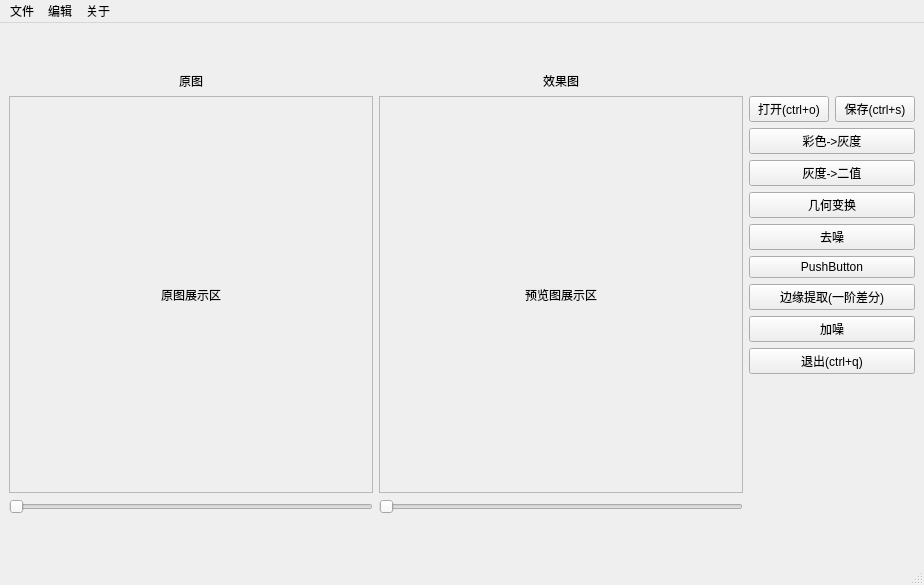
This is python_图像处理/final_work/MainWindow.ui in wjsaya/SICNU as Qt 5 draws it before an edit. The edited form follows.
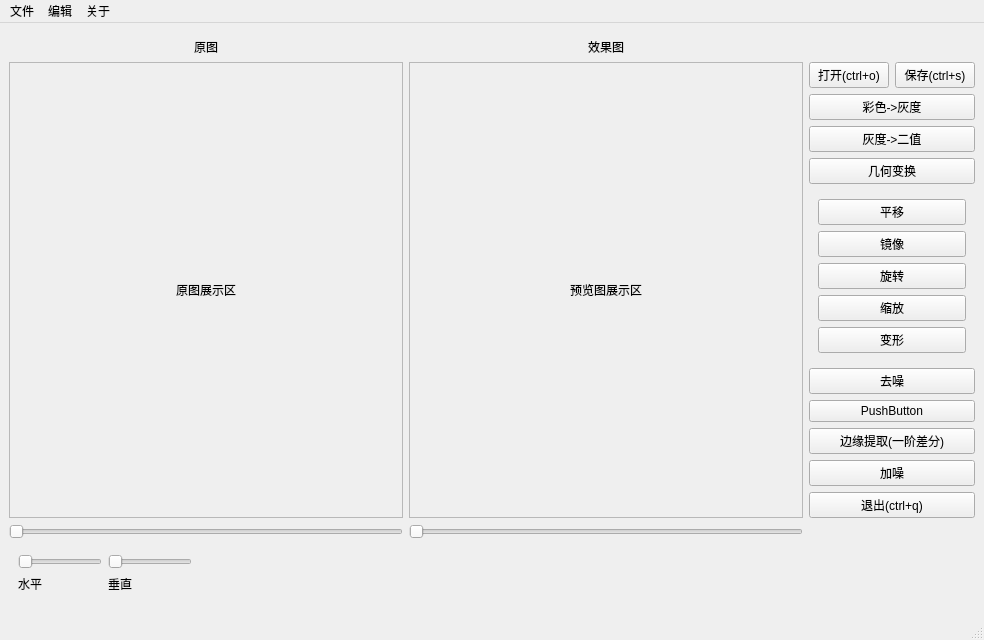
This is the edited form.

Patch:
```diff
--- a/python_图像处理/final_work/MainWindow.ui
+++ b/python_图像处理/final_work/MainWindow.ui
@@ -6,8 +6,8 @@
    <rect>
     <x>0</x>
     <y>0</y>
-    <width>924</width>
-    <height>585</height>
+    <width>984</width>
+    <height>640</height>
    </rect>
   </property>
   <property name="windowTitle">
@@ -20,7 +20,7 @@
    </size>
   </property>
   <widget class="QWidget" name="centralwidget">
-   <layout class="QVBoxLayout" name="verticalLayout_2" stretch="0,1,0">
+   <layout class="QVBoxLayout" name="verticalLayout_2" stretch="0,1,0,0">
     <item>
      <spacer name="verticalSpacer_2">
       <property name="orientation">
@@ -40,6 +40,16 @@
        <layout class="QHBoxLayout" name="img_MainLayout" stretch="0">
         <item>
          <layout class="QGridLayout" name="gridLayout" rowstretch="0,0,0">
+          <item row="0" column="1">
+           <widget class="QLabel" name="text_Prev">
+            <property name="text">
+             <string>效果图</string>
+            </property>
+            <property name="alignment">
+             <set>Qt::AlignCenter</set>
+            </property>
+           </widget>
+          </item>
           <item row="0" column="0">
            <widget class="QLabel" name="text_Origin">
             <property name="contextMenuPolicy">
@@ -53,13 +63,84 @@
             </property>
            </widget>
           </item>
-          <item row="0" column="1">
-           <widget class="QLabel" name="text_Prev">
-            <property name="text">
-             <string>效果图</string>
+          <item row="2" column="0">
+           <widget class="QSlider" name="slider_origin">
+            <property name="orientation">
+             <enum>Qt::Horizontal</enum>
             </property>
-            <property name="alignment">
-             <set>Qt::AlignCenter</set>
+           </widget>
+          </item>
+          <item row="1" column="1">
+           <widget class="QScrollArea" name="scrollArea_prev">
+            <property name="widgetResizable">
+             <bool>true</bool>
+            </property>
+            <widget class="QWidget" name="scrollAreaWidgetContents_2">
+             <property name="geometry">
+              <rect>
+               <x>0</x>
+               <y>0</y>
+               <width>387</width>
+               <height>412</height>
+              </rect>
+             </property>
+             <layout class="QVBoxLayout" name="verticalLayout_3">
+              <item>
+               <widget class="QLabel" name="img_prev">
+                <property name="cursor">
+                 <cursorShape>OpenHandCursor</cursorShape>
+                </property>
+                <property name="text">
+                 <string>预览图展示区</string>
+                </property>
+                <property name="alignment">
+                 <set>Qt::AlignCenter</set>
+                </property>
+               </widget>
+              </item>
+             </layout>
+            </widget>
+           </widget>
+          </item>
+          <item row="1" column="0">
+           <widget class="QScrollArea" name="scrollArea_origin">
+            <property name="widgetResizable">
+             <bool>true</bool>
+            </property>
+            <widget class="QWidget" name="scrollAreaWidgetContents">
+             <property name="geometry">
+              <rect>
+               <x>0</x>
+               <y>0</y>
+               <width>387</width>
+               <height>412</height>
+              </rect>
+             </property>
+             <layout class="QHBoxLayout" name="horizontalLayout_2">
+              <item>
+               <widget class="QLabel" name="img_origin">
+                <property name="cursor">
+                 <cursorShape>OpenHandCursor</cursorShape>
+                </property>
+                <property name="contextMenuPolicy">
+                 <enum>Qt::DefaultContextMenu</enum>
+                </property>
+                <property name="text">
+                 <string>原图展示区</string>
+                </property>
+                <property name="alignment">
+                 <set>Qt::AlignCenter</set>
+                </property>
+               </widget>
+              </item>
+             </layout>
+            </widget>
+           </widget>
+          </item>
+          <item row="2" column="1">
+           <widget class="QSlider" name="slider_prev">
+            <property name="orientation">
+             <enum>Qt::Horizontal</enum>
             </property>
            </widget>
           </item>
@@ -69,6 +150,9 @@
              <layout class="QHBoxLayout" name="horizontalLayout">
               <item>
                <widget class="QPushButton" name="button_open">
+                <property name="styleSheet">
+                 <string notr="true"/>
+                </property>
                 <property name="text">
                  <string>打开(ctrl+o)</string>
                 </property>
@@ -106,6 +190,47 @@
                 </property>
                </widget>
               </item>
+              <item>
+               <widget class="QWidget" name="jhbh_widget" native="true">
+                <layout class="QVBoxLayout" name="jhbh_layout">
+                 <item>
+                  <widget class="QPushButton" name="pushButton_PY">
+                   <property name="text">
+                    <string>平移</string>
+                   </property>
+                  </widget>
+                 </item>
+                 <item>
+                  <widget class="QPushButton" name="pushButton_JX">
+                   <property name="text">
+                    <string>镜像</string>
+                   </property>
+                  </widget>
+                 </item>
+                 <item>
+                  <widget class="QPushButton" name="pushButton_XZ">
+                   <property name="text">
+                    <string>旋转</string>
+                   </property>
+                  </widget>
+                 </item>
+                 <item>
+                  <widget class="QPushButton" name="pushButton_SF">
+                   <property name="text">
+                    <string>缩放</string>
+                   </property>
+                  </widget>
+                 </item>
+                 <item>
+                  <widget class="QPushButton" name="pushButton_BX">
+                   <property name="text">
+                    <string>变形</string>
+                   </property>
+                  </widget>
+                 </item>
+                </layout>
+               </widget>
+              </item>
               <item>
                <widget class="QPushButton" name="button_4">
                 <property name="text">
@@ -158,90 +283,66 @@
             </item>
            </layout>
           </item>
-          <item row="2" column="1">
-           <widget class="QSlider" name="slider_prev">
-            <property name="orientation">
-             <enum>Qt::Horizontal</enum>
-            </property>
-           </widget>
-          </item>
-          <item row="1" column="0">
-           <widget class="QScrollArea" name="scrollArea">
-            <property name="widgetResizable">
-             <bool>true</bool>
-            </property>
-            <widget class="QWidget" name="scrollAreaWidgetContents">
-             <property name="geometry">
-              <rect>
-               <x>0</x>
-               <y>0</y>
-               <width>357</width>
-               <height>376</height>
-              </rect>
-             </property>
-             <layout class="QHBoxLayout" name="horizontalLayout_2">
-              <item>
-               <widget class="QLabel" name="img_origin">
-                <property name="cursor">
-                 <cursorShape>OpenHandCursor</cursorShape>
-                </property>
-                <property name="contextMenuPolicy">
-                 <enum>Qt::DefaultContextMenu</enum>
-                </property>
-                <property name="text">
-                 <string>原图展示区</string>
-                </property>
-                <property name="alignment">
-                 <set>Qt::AlignCenter</set>
-                </property>
-               </widget>
-              </item>
-             </layout>
-            </widget>
-           </widget>
-          </item>
-          <item row="1" column="1">
-           <widget class="QScrollArea" name="scrollArea_2">
-            <property name="widgetResizable">
-             <bool>true</bool>
-            </property>
-            <widget class="QWidget" name="scrollAreaWidgetContents_2">
-             <property name="geometry">
-              <rect>
-               <x>0</x>
-               <y>0</y>
-               <width>357</width>
-               <height>376</height>
-              </rect>
-             </property>
-             <layout class="QVBoxLayout" name="verticalLayout_3">
-              <item>
-               <widget class="QLabel" name="img_prev">
-                <property name="text">
-                 <string>预览图展示区</string>
-                </property>
-                <property name="alignment">
-                 <set>Qt::AlignCenter</set>
-                </property>
-               </widget>
-              </item>
-             </layout>
-            </widget>
-           </widget>
-          </item>
-          <item row="2" column="0">
-           <widget class="QSlider" name="slider_origin">
-            <property name="orientation">
-             <enum>Qt::Horizontal</enum>
-            </property>
-           </widget>
-          </item>
          </layout>
         </item>
        </layout>
       </item>
      </layout>
     </item>
+    <item>
+     <widget class="QWidget" name="widget_PY" native="true">
+      <layout class="QHBoxLayout" name="layout_PY" stretch="0,3">
+       <item>
+        <layout class="QFormLayout" name="formLayout">
+         <property name="bottomMargin">
+          <number>0</number>
+         </property>
+         <item row="0" column="0">
+          <widget class="QSlider" name="slider_PY_V">
+           <property name="orientation">
+            <enum>Qt::Horizontal</enum>
+           </property>
+          </widget>
+         </item>
+         <item row="0" column="1">
+          <widget class="QSlider" name="slider_PY_S">
+           <property name="orientation">
+            <enum>Qt::Horizontal</enum>
+           </property>
+          </widget>
+         </item>
+         <item row="1" column="0">
+          <widget class="QLabel" name="label_V">
+           <property name="text">
+            <string>水平</string>
+           </property>
+          </widget>
+         </item>
+         <item row="1" column="1">
+          <widget class="QLabel" name="label_S">
+           <property name="text">
+            <string>垂直</string>
+           </property>
+          </widget>
+         </item>
+        </layout>
+       </item>
+       <item>
+        <spacer name="horizontalSpacer">
+         <property name="orientation">
+          <enum>Qt::Horizontal</enum>
+         </property>
+         <property name="sizeHint" stdset="0">
+          <size>
+           <width>40</width>
+           <height>20</height>
+          </size>
+         </property>
+        </spacer>
+       </item>
+      </layout>
+     </widget>
+    </item>
     <item>
      <spacer name="verticalSpacer_3">
       <property name="orientation">
@@ -262,7 +363,7 @@
     <rect>
      <x>0</x>
      <y>0</y>
-     <width>924</width>
+     <width>984</width>
      <height>23</height>
     </rect>
    </property>
```
